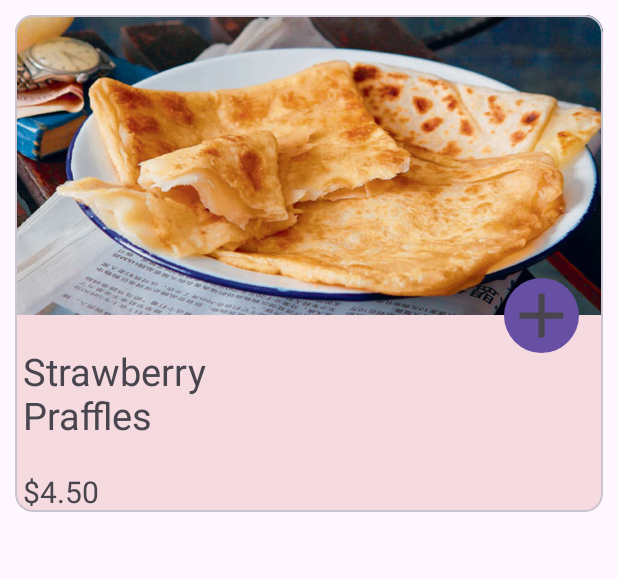
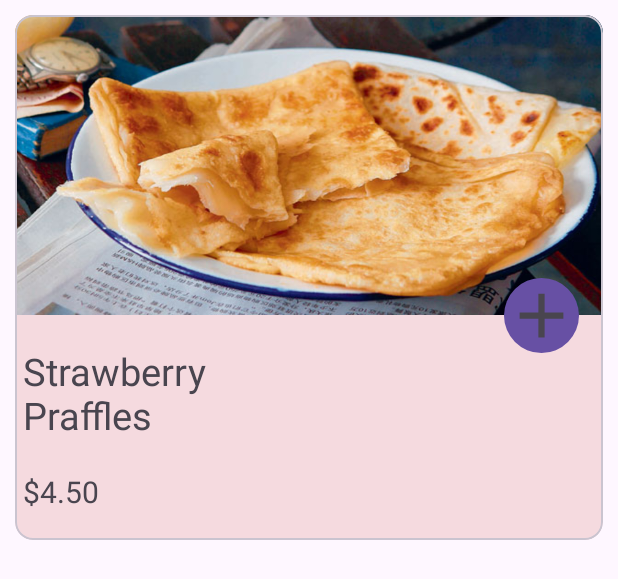
Before and after one commit to MAD24P03Team3/P03Team3, an Android app: the layout cardrecyler.xml on its own in the app's theme, with its tools: preview values and no code run, on a phone screen of 412 x 824 dp. Shown: the top 579 px of the screen. Run offline under Robolectric (Android 15) with nearby library versions, the phone set to English and light mode, and no system bars.

Commit message:
fixed unequal height to fixed height

```diff
--- a/app/src/main/res/layout/cardrecyler.xml
+++ b/app/src/main/res/layout/cardrecyler.xml
@@ -9,7 +9,7 @@
 
         android:backgroundTint="#F5DADF"
         android:layout_width="wrap_content"
-        android:layout_height="wrap_content"
+        android:layout_height="350dp"
         app:layout_constraintTop_toTopOf="parent"
         app:layout_constraintStart_toStartOf="parent">
 
```
